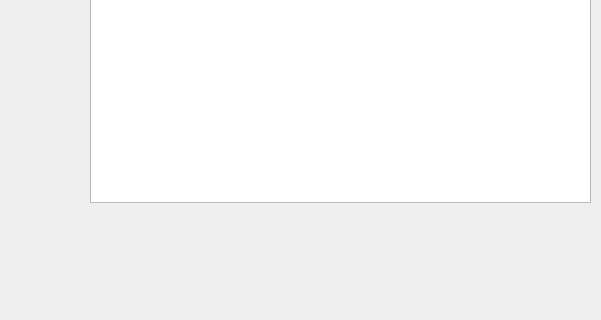
Old version of the form main.ui in the repository firelina/Cofee; both pictures show x 0 to 601 and y 178 to 498 of the 685 by 498 pixel window.
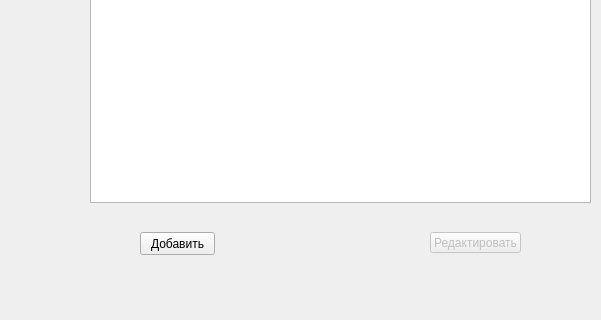
New version of the form.

Patch:
```diff
--- a/main.ui
+++ b/main.ui
@@ -24,6 +24,35 @@
      </rect>
     </property>
    </widget>
+   <widget class="QPushButton" name="btn_add">
+    <property name="geometry">
+     <rect>
+      <x>140</x>
+      <y>410</y>
+      <width>75</width>
+      <height>23</height>
+     </rect>
+    </property>
+    <property name="text">
+     <string>Добавить</string>
+    </property>
+   </widget>
+   <widget class="QPushButton" name="btn_change">
+    <property name="enabled">
+     <bool>false</bool>
+    </property>
+    <property name="geometry">
+     <rect>
+      <x>430</x>
+      <y>410</y>
+      <width>91</width>
+      <height>21</height>
+     </rect>
+    </property>
+    <property name="text">
+     <string>Редактировать</string>
+    </property>
+   </widget>
   </widget>
   <widget class="QMenuBar" name="menubar">
    <property name="geometry">
```
